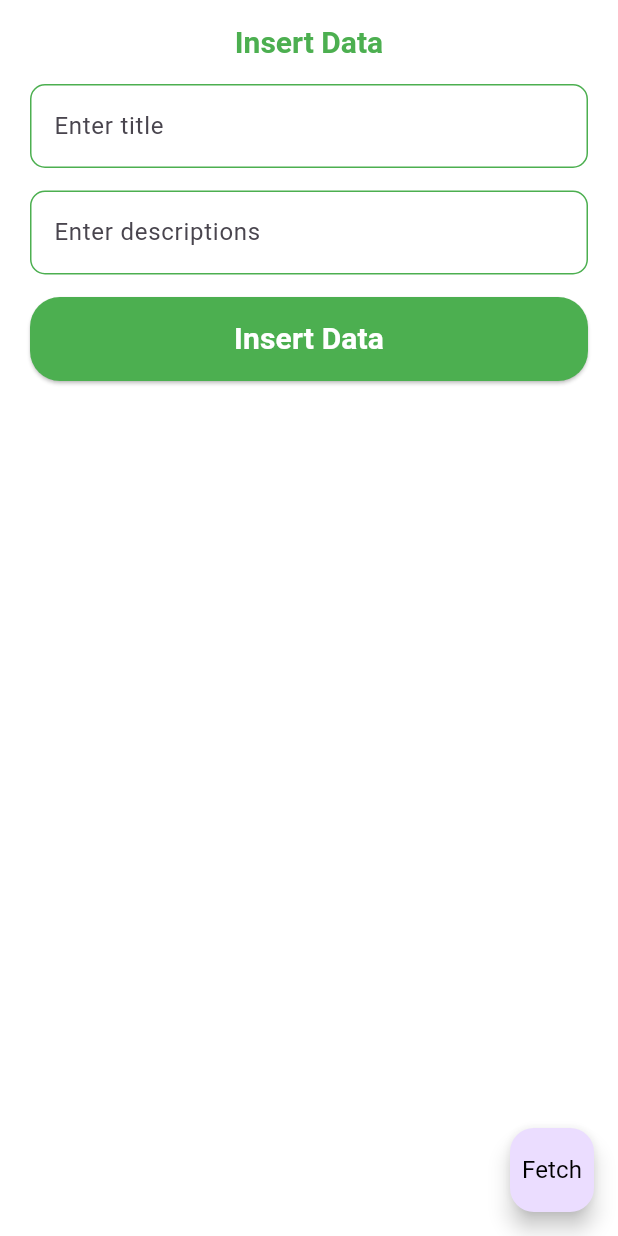
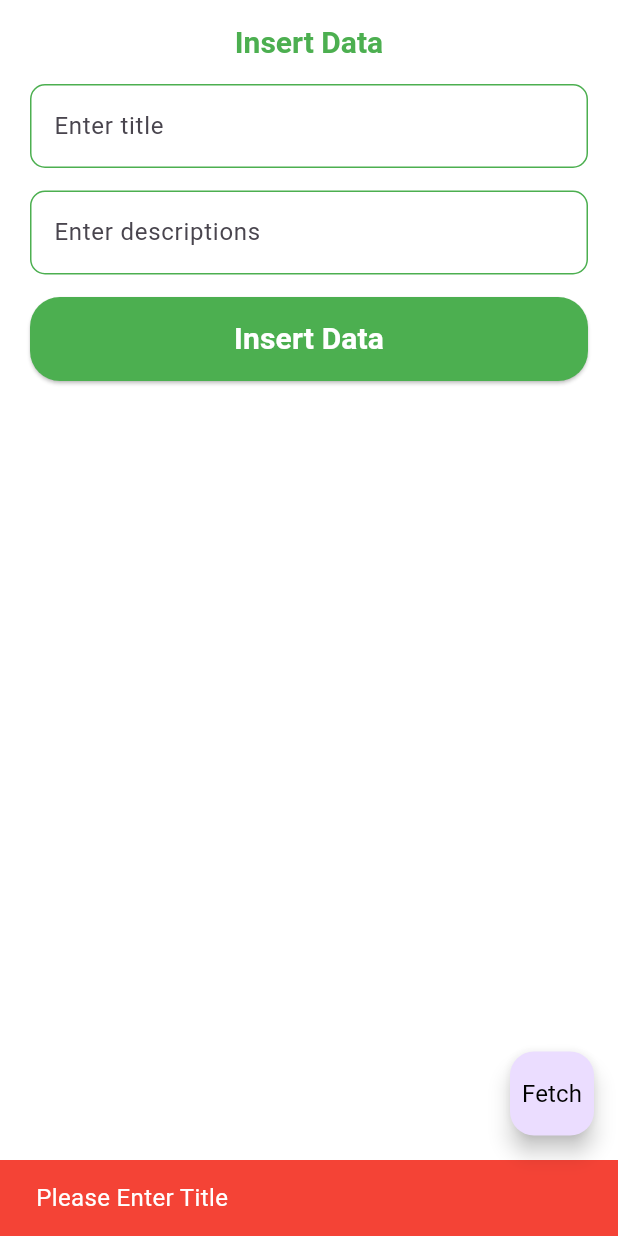
Before and after one commit to ArslanXXQazi/Local-DataBase, a Flutter app: the screen it shows after launch, after a tap on "Insert Data", on a phone screen of 412 x 824 dp. Run offline on Flutter 3.47's test engine with Material 3 defaults, Android fonts, the phone set to English and light mode, and no system bars; our stand-ins replace sqflite; accounts and stored records are empty.

Commit message:
Update insert_view.dart

```diff
--- a/lib/view/home_views/insert_view/insert_view.dart
+++ b/lib/view/home_views/insert_view/insert_view.dart
@@ -50,7 +50,12 @@ class _InsertViewState extends State<InsertView> {
                  DbClass dbClass=DbClass.instance;
                  if(titleController.text.isEmpty)
                  {
-
+                   ScaffoldMessenger.of(context).showSnackBar(
+                     SnackBar(
+                       content: CustomText(text: 'Please Enter Title',color: Colors.white,),
+                       duration: Duration(seconds: 2),
+                       backgroundColor: Colors.red,
+                     ));
                  }
                  else
                    {
```
